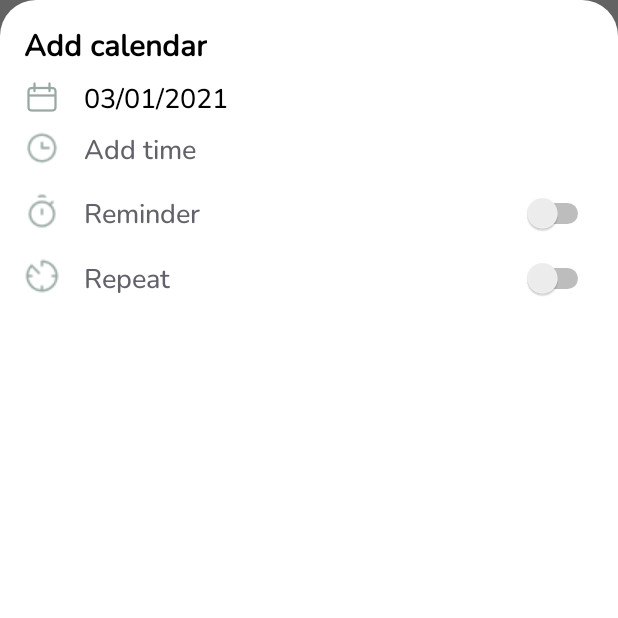
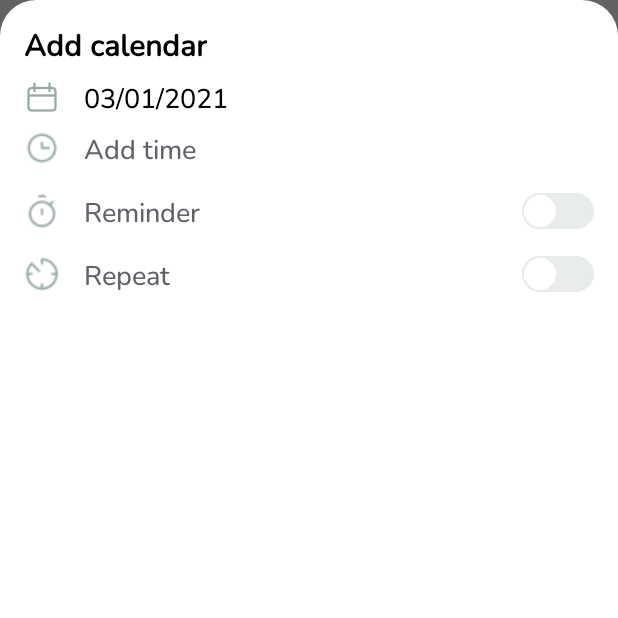
Before and after one commit to phuonganhtuan/todo-android, an Android app: the AddCalendarBottomSheetDialogFragment screen opened through its navigation route, on a phone screen of 412 x 824 dp, the top half of it. Run offline under Robolectric (Android 15) with nearby library versions, the phone set to English and light mode, and no system bars; our stand-ins replace Dagger/Hilt's generated code, Room's generated code; libraries missing offline, so code that uses them is left out: androidx.coordinatorlayout.

Commit message:
hoanc - add custom switch

```diff
--- /dev/null
+++ b/app/src/main/res/drawable/custom_thumb.xml
@@ -0,0 +1,21 @@
+<?xml version="1.0" encoding="utf-8"?>
+<selector xmlns:android="http://schemas.android.com/apk/res/android">
+    <item android:state_checked="false">
+        <shape android:shape="oval">
+            <solid android:color="#ffffff"/>
+            <size android:width="24dp"
+                android:height="24dp"/>
+            <stroke android:width="1dp"
+                android:color="@color/color_border_grey"/>
+        </shape>
+    </item>
+    <item android:state_checked="true">
+        <shape android:shape="oval">
+            <solid android:color="#ffffff"/>
+            <size android:width="24dp"
+                android:height="24dp"/>
+            <stroke android:width="1dp"
+                android:color="#34c759"/>
+        </shape>
+    </item>
+</selector>
--- /dev/null
+++ b/app/src/main/res/drawable/custom_track.xml
@@ -0,0 +1,19 @@
+<?xml version="1.0" encoding="utf-8"?>
+<selector xmlns:android="http://schemas.android.com/apk/res/android">
+    <item android:state_checked="false">
+        <shape android:shape="rectangle">
+            <corners android:radius="24dp" />
+            <solid android:color="@color/color_border_grey" />
+            <stroke android:color="@color/color_border_grey" android:width="1dp"/>
+            <size android:height="20dp" />
+        </shape>
+    </item>
+    <item android:state_checked="true">
+        <shape android:shape="rectangle">
+            <corners android:radius="24dp" />
+            <solid android:color="#34c759" />
+            <stroke android:color="#8c8c8c" android:width="0dp"/>
+            <size android:height="20dp" />
+        </shape>
+    </item>
+</selector>
--- a/app/src/main/res/layout/layout_add_calendar.xml
+++ b/app/src/main/res/layout/layout_add_calendar.xml
@@ -128,12 +128,14 @@
                     android:layout_height="0dp"
                     android:layout_weight="1" />
 
-                <Switch
-                    android:id="@+id/swRemider"
+                <androidx.appcompat.widget.SwitchCompat
+                    android:id="@+id/swReminder"
                     android:layout_width="wrap_content"
                     android:layout_height="wrap_content"
                     android:layout_gravity="right"
-                    android:theme="@style/customSwitch"/>
+                    android:thumb="@drawable/custom_thumb"
+                    app:track="@drawable/custom_track"
+                    />
             </LinearLayout>
             <!--Repeat-->
             <LinearLayout
@@ -168,12 +170,13 @@
                     android:layout_height="0dp"
                     android:layout_weight="1" />
 
-                <Switch
+                <androidx.appcompat.widget.SwitchCompat
                     android:id="@+id/swRepeat"
                     android:layout_width="wrap_content"
                     android:layout_height="wrap_content"
                     android:layout_gravity="right"
-                    android:theme="@style/customSwitch"
+                    android:thumb="@drawable/custom_thumb"
+                    app:track="@drawable/custom_track"
                     />
             </LinearLayout>
         </LinearLayout>
```
